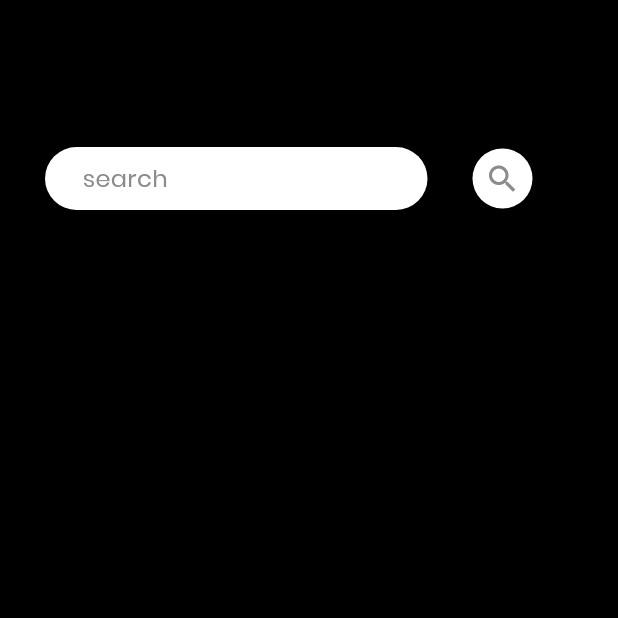
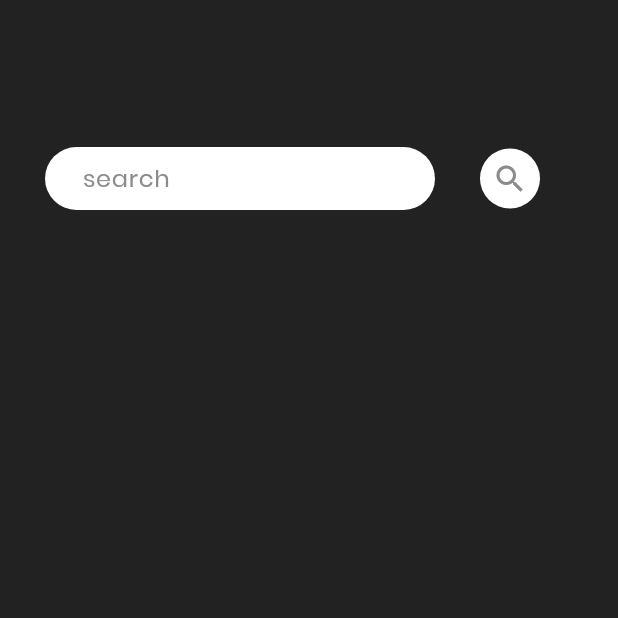
Before and after one commit to sarahZiadah/weather_app, a Flutter app: the screen it shows after launch, on a phone screen of 412 x 824 dp, the top half of it. Run offline on Flutter 3.47's test engine with Material 3 defaults, Android fonts, the phone set to English and light mode, and no system bars.

```diff
--- a/lib/component/search.dart
+++ b/lib/component/search.dart
@@ -2,6 +2,8 @@ import 'package:flutter/material.dart';
 
 class Search extends StatelessWidget {
   Search();
+
+  String? cityName;
 
   @override
   Widget build(BuildContext context) {
@@ -13,24 +15,40 @@ class Search extends StatelessWidget {
             color: Colors.white,
             borderRadius: BorderRadius.circular(50),
           ),
-          width: 255,
+          width: 260,
           height: 42,
           alignment: Alignment.centerLeft,
           child: Padding(
             padding: const EdgeInsets.only(left: 25.0),
-            child: Text(
-              "search",
-              style: TextStyle(
-                color: Color(0xff8C8B8B),
-                fontSize: 16,
-                fontFamily: 'Poppins',
+            child: Padding(
+              padding: const EdgeInsets.only(bottom: 5.5),
+              child: TextField(
+                onSubmitted: (data){
+                  cityName=data;
+                  print(data);
+                },
+                decoration: InputDecoration(
+                  enabledBorder: InputBorder.none,
+                  focusedBorder: InputBorder.none,
+                  hintText: "search",
+                  hintStyle: TextStyle(color: Color(0xff8C8B8B)),
+                ),
+                style: TextStyle(
+                  color: Colors.black87,
+                  fontSize: 16,
+                  fontFamily: 'Poppins',
+                ),
               ),
             ),
           ),
         ),
         CircleAvatar(
           backgroundColor: Colors.white,
-          child: Icon(Icons.search, color: Color(0xff8C8B8B)),
+          child: IconButton(
+            onPressed: () {},
+            icon: Icon(Icons.search, color: Color(0xff8C8B8B)),
+
+          ),
         ),
       ],
     );
--- a/lib/main.dart
+++ b/lib/main.dart
@@ -1,5 +1,5 @@
 import 'package:flutter/material.dart';
-import 'package:weather_app/home_page.dart';
+import 'package:weather_app/pages/home_page.dart';
 
 void main() {
   runApp( WeatherApp());
--- a/lib/home_page.dart
+++ b/lib/pages/home_page.dart
@@ -33,7 +33,7 @@ class _HomePageState extends State<HomePage> {
   @override
   Widget build(BuildContext context) {
     return Scaffold(
-      backgroundColor: Colors.black,
+      backgroundColor: Colors.black87,
       body: Stack(
         children: [
           Center(
--- /dev/null
+++ b/lib/services/weather_service.dart
@@ -0,0 +1,5 @@
+class WeatherService {
+  void getWeather({required String cityName}){
+
+  }
+}
```
